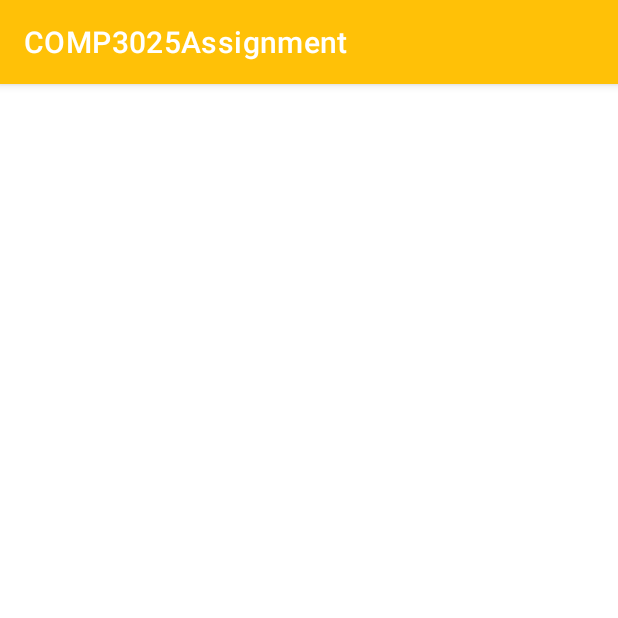
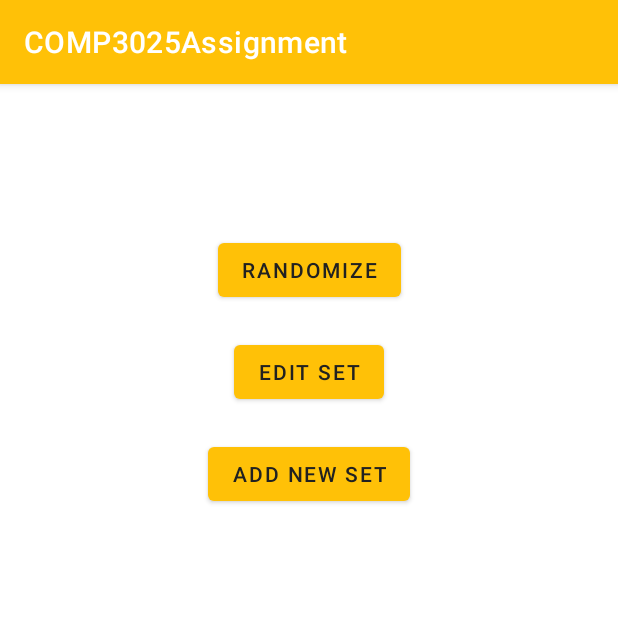
Before and after one commit to alexblom89/COMP3025-Randomizer, an Android app: the screen it shows after launch (SelectSetActivity), on a phone screen of 412 x 824 dp, the top half of it. Run offline under Robolectric (Android 15) with nearby library versions, the light colour scheme and no system bars; our stand-ins replace Firebase (no records; nobody signed in at launch, a user with empty details on screens opened directly).

Commit message:
Add FAB to add set activity. Add elements to select set activity. Create SetListViewModel.kt

```diff
--- a/app/src/main/java/com/example/comp3025assignment/AddSetActivity.kt
+++ b/app/src/main/java/com/example/comp3025assignment/AddSetActivity.kt
@@ -40,5 +40,9 @@ class AddSetActivity : AppCompatActivity() {
                 Toast.makeText(this, "Set needs a name!", Toast.LENGTH_LONG).show()
             }
         }
+
+        binding.backToSelectSetViewFAB.setOnClickListener {
+            finish()
+        }
     }
 }
--- a/app/src/main/java/com/example/comp3025assignment/SelectSetActivity.kt
+++ b/app/src/main/java/com/example/comp3025assignment/SelectSetActivity.kt
@@ -1,5 +1,6 @@
 package com.example.comp3025assignment
 
+import android.content.Intent
 import androidx.appcompat.app.AppCompatActivity
 import android.os.Bundle
 import android.widget.Toast
@@ -16,6 +17,9 @@ class SelectSetActivity : AppCompatActivity() {
         binding = ActivitySelectSetBinding.inflate(layoutInflater)
         setContentView(binding.root)
 
-
+        binding.addNewSetButton.setOnClickListener {
+            val intent = Intent(this, AddSetActivity::class.java)
+            startActivity(intent)
+        }
     }
 }
--- a/app/src/main/java/com/example/comp3025assignment/models/SetItem.kt
+++ b/app/src/main/java/com/example/comp3025assignment/models/SetItem.kt
@@ -4,4 +4,4 @@ class SetItem (
     var setItemID: String?=null,
     var name: String?=null,
     var setID: String?=null
-        )
+)
--- a/app/src/main/res/layout/activity_select_set.xml
+++ b/app/src/main/res/layout/activity_select_set.xml
@@ -8,5 +8,45 @@
     android:layout_margin="@dimen/border_margin">
 
 
+    <Button
+        android:id="@+id/randomizeButton"
+        android:layout_width="wrap_content"
+        android:layout_height="wrap_content"
+        android:layout_marginTop="@dimen/big_top_margin"
+        android:layout_marginBottom="@dimen/element_margin"
+        android:text="@string/randomize"
+        app:layout_constraintEnd_toEndOf="parent"
+        app:layout_constraintStart_toStartOf="parent"
+        app:layout_constraintTop_toTopOf="parent" />
+
+    <Button
+        android:id="@+id/editSetButton"
+        android:layout_width="wrap_content"
+        android:layout_height="wrap_content"
+        android:text="@string/edit_set"
+        android:layout_margin="@dimen/element_margin"
+        app:layout_constraintEnd_toEndOf="parent"
+        app:layout_constraintStart_toStartOf="parent"
+        app:layout_constraintTop_toBottomOf="@+id/randomizeButton" />
+
+    <Button
+        android:id="@+id/addNewSetButton"
+        android:layout_width="wrap_content"
+        android:layout_height="wrap_content"
+        android:layout_margin="@dimen/element_margin"
+        android:text="@string/add_new_set"
+        app:layout_constraintEnd_toEndOf="parent"
+        app:layout_constraintStart_toStartOf="parent"
+        app:layout_constraintTop_toBottomOf="@+id/editSetButton" />
+
+    <androidx.recyclerview.widget.RecyclerView
+        android:id="@+id/setRecyclerView"
+        android:layout_width="wrap_content"
+        android:layout_height="wrap_content"
+        android:layout_margin="@dimen/element_margin"
+        app:layout_constraintTop_toBottomOf="@+id/addNewSetButton"
+        app:layout_constraintStart_toStartOf="parent"
+        app:layout_constraintEnd_toEndOf="parent"
+        />
 
 </androidx.constraintlayout.widget.ConstraintLayout>
--- a/app/src/main/res/values/strings.xml
+++ b/app/src/main/res/values/strings.xml
@@ -8,4 +8,6 @@
     <string name="add_new_set">Add New Set</string>
     <string name="save">Save</string>
     <string name="enter_set_name">Enter Set Name</string>
+    <string name="randomize">Randomize</string>
+    <string name="edit_set">Edit Set</string>
 </resources>
```
Also changed, not shown: app/src/main/java/com/example/comp3025assignment/SetListViewModel.kt (added, +47 -0 lines), app/src/main/res/drawable/back_arrow.xml (added, +10 -0 lines), app/src/main/res/layout/activity_add_set.xml (+11 -0 lines).
